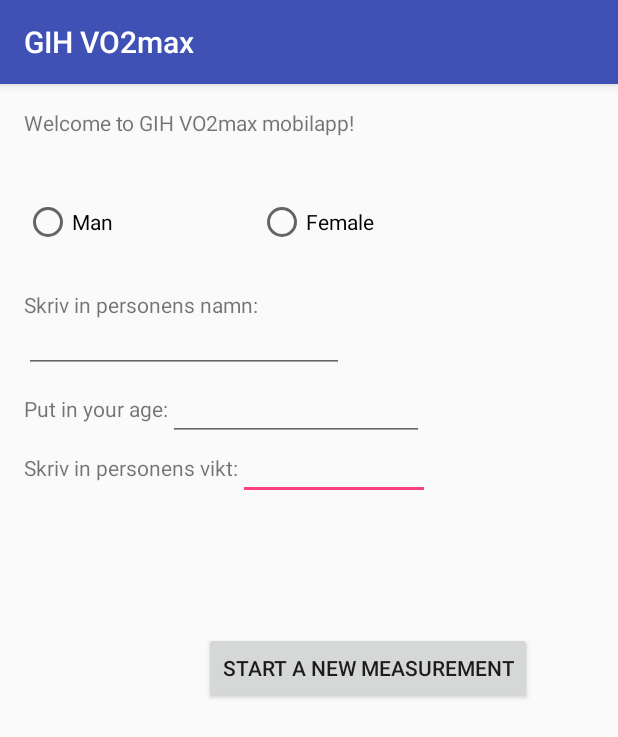
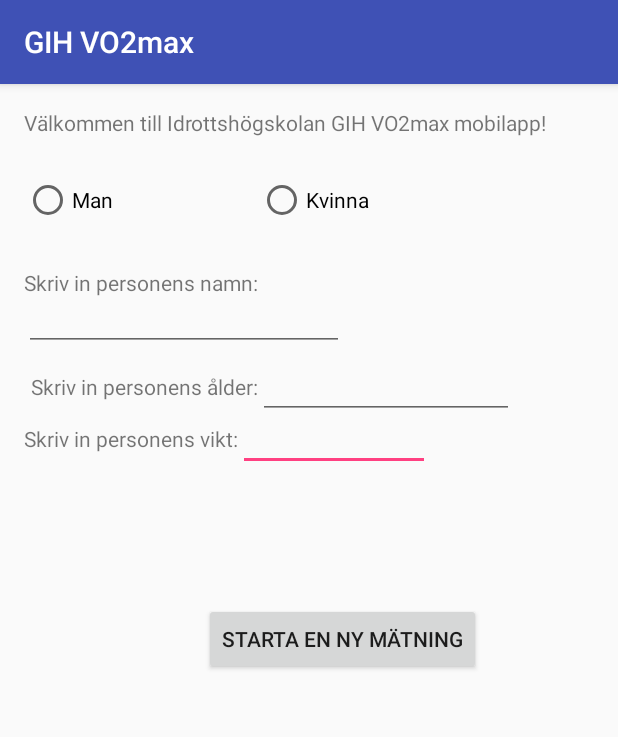
Before and after one commit to emahus91/VO2max, an Android app: the screen it shows after launch (MainActivity), on a phone screen of 412 x 824 dp. Shown: the top 737 px of the screen. Run offline under Robolectric (Android 15) with nearby library versions, the phone set to English and light mode, and no system bars.

Commit message:
Fixed the issue with global variables

```diff
--- a/app/src/main/java/com/example/sam/vo2max/MainActivity.java
+++ b/app/src/main/java/com/example/sam/vo2max/MainActivity.java
@@ -5,24 +5,44 @@
 import android.os.Bundle;
 import android.view.View;
 import android.widget.Button;
+import android.widget.EditText;
 
 public class MainActivity extends AppCompatActivity {
+
+    public final static String EXTRA_MESSAGE1 = "com.example.sam.vo2max.MESSAGE1";
+    public final static String EXTRA_MESSAGE2 = "com.example.sam.vo2max.MESSAGE2";
+    public final static String EXTRA_MESSAGE3 = "com.example.sam.vo2max.MESSAGE3";
 
     @Override
     protected void onCreate(Bundle savedInstanceState) {
         super.onCreate(savedInstanceState);
         setContentView(R.layout.activity_main);
 
-
-        Button NewMeasurement = (Button) findViewById(R.id.StartNewMeasurementID);
-        NewMeasurement.setOnClickListener(new View.OnClickListener() {
+        Button btnNewMeasurement = (Button) findViewById(R.id.StartNewMeasurementID);
+        btnNewMeasurement.setOnClickListener(new View.OnClickListener() {
 
             @Override
             public void onClick(View view) {
-                Intent intentone = new Intent(MainActivity.this, TheMeasurementActivity.class);
-                startActivity(intentone);
+                Intent intent = new Intent(MainActivity.this, TheMeasurementActivity.class);
+
+                EditText etName = (EditText) findViewById(R.id.NameEditTextID);
+                EditText etAge = (EditText) findViewById(R.id.AgeEditTextID);
+                EditText etWeight = (EditText) findViewById(R.id.WeightEditTextID);
+
+                String sMessage, sAge, sWeight;
+
+                sMessage = etName.getText().toString();
+                sAge = etAge.getText().toString();
+                sWeight = etWeight.getText().toString();
+
+                intent.putExtra(EXTRA_MESSAGE1, sMessage);
+                intent.putExtra(EXTRA_MESSAGE2, sAge);
+                intent.putExtra(EXTRA_MESSAGE3, sWeight);
+
+                startActivity(intent);
             }
         });
 
     }
+
 }
--- a/app/src/main/res/layout/activity_main.xml
+++ b/app/src/main/res/layout/activity_main.xml
@@ -9,17 +9,17 @@
     android:paddingRight="@dimen/activity_horizontal_margin"
     android:paddingTop="@dimen/activity_vertical_margin"
     tools:context="com.example.sam.vo2max.MainActivity">
+
     <TextView
         android:layout_width="wrap_content"
         android:layout_height="wrap_content"
         android:text="@string/greeting"
-        android:id="@+id/textView" />
+        android:id="@+id/GreetingTextViewID" />
 
     <Button
         android:text="@string/NewMeasurement"
         android:layout_width="wrap_content"
         android:layout_height="wrap_content"
-        android:layout_below="@+id/textView"
         android:layout_alignParentStart="true"
         android:layout_marginStart="120dp"
         android:layout_marginTop="330dp"
@@ -30,44 +30,27 @@
         android:layout_height="wrap_content"
         android:inputType="number"
         android:ems="6"
-        android:id="@+id/WeightEditText"
-        android:layout_alignBaseline="@+id/textView4"
-        android:layout_alignBottom="@+id/textView4"
-        android:layout_toEndOf="@+id/textView4" />
-
-    <TextView
-        android:text="@string/agetextview"
-        android:layout_width="wrap_content"
-        android:layout_height="wrap_content"
-        android:id="@+id/AgeTextView"
-        android:layout_above="@+id/textView4"
-        android:layout_alignParentStart="true"
-        android:layout_marginBottom="20dp" />
+        android:id="@+id/WeightEditTextID"
+        android:layout_alignBaseline="@+id/WeightTextViewID"
+        android:layout_alignBottom="@+id/AgeEditTextID"
+        android:layout_toEndOf="@+id/WeightTextViewID" />
 
     <RadioButton
         android:text="@string/radiobuttonman"
         android:layout_width="wrap_content"
         android:layout_height="wrap_content"
-        android:id="@+id/radioButton"
-        android:layout_alignBaseline="@+id/radioButton2"
-        android:layout_alignBottom="@+id/radioButton2"
+        android:id="@+id/radioButtonMaleID"
+        android:layout_alignBaseline="@+id/radioButtonFemaleID"
+        android:layout_alignBottom="@+id/radioButtonFemaleID"
         android:layout_toStartOf="@+id/editText" />
-
-    <TextView
-        android:text="@string/nametextview"
-        android:layout_width="wrap_content"
-        android:layout_height="wrap_content"
-        android:id="@+id/NameTextView"
-        android:layout_alignTop="@+id/NameEditText"
-        android:layout_alignParentStart="true" />
 
     <RadioButton
         android:text="@string/radiobuttonfemale"
         android:layout_width="wrap_content"
         android:layout_height="wrap_content"
-        android:id="@+id/radioButton2"
+        android:id="@+id/radioButtonFemaleID"
         android:layout_marginBottom="29dp"
-        android:layout_above="@+id/NameEditText"
+        android:layout_above="@+id/NameTextView"
         android:layout_toEndOf="@+id/NameTextView" />
 
     <EditText
@@ -75,7 +58,7 @@
         android:layout_height="wrap_content"
         android:inputType="number"
         android:ems="8"
-        android:id="@+id/AgeEditText"
+        android:id="@+id/AgeEditTextID"
         android:layout_alignBaseline="@+id/AgeTextView"
         android:layout_alignBottom="@+id/AgeTextView"
         android:layout_toEndOf="@+id/AgeTextView" />
@@ -85,19 +68,35 @@
         android:layout_height="wrap_content"
         android:inputType="textPersonName"
         android:padding="15dp"
-        android:text=""
         android:ems="10"
-        android:id="@+id/NameEditText"
+        android:id="@+id/NameEditTextID"
         android:layout_alignParentStart="true"
-        android:layout_above="@+id/AgeEditText" />
+        android:layout_above="@+id/AgeEditTextID" />
 
     <TextView
         android:text="@string/weighttextview"
         android:layout_width="wrap_content"
         android:layout_height="wrap_content"
-        android:id="@+id/textView4"
+        android:id="@+id/WeightTextViewID"
         android:layout_alignBottom="@+id/StartNewMeasurementID"
         android:layout_alignParentStart="true"
         android:layout_marginBottom="148dp" />
 
+    <TextView
+        android:text="@string/nametextview"
+        android:layout_width="wrap_content"
+        android:layout_height="wrap_content"
+        android:id="@+id/NameTextView"
+        android:layout_alignTop="@+id/NameEditTextID"
+        android:layout_alignParentStart="true" />
+
+    <TextView
+        android:text="@string/agetextviewstring"
+        android:layout_width="wrap_content"
+        android:layout_height="wrap_content"
+        android:id="@+id/AgeTextView"
+        android:layout_marginBottom="15dp"
+        android:layout_above="@+id/WeightTextViewID"
+        android:layout_alignEnd="@+id/NameTextView" />
+
 </RelativeLayout>
--- a/app/src/main/res/values/strings.xml
+++ b/app/src/main/res/values/strings.xml
@@ -1,11 +1,11 @@
 <resources>
     <string name="app_name">GIH VO2max</string>
-    <string name="greeting">Welcome to GIH VO2max mobilapp!</string>
-    <string name="NewMeasurement">Start a new measurement</string>
+    <string name="greeting">Välkommen till Idrottshögskolan GIH VO2max mobilapp!</string>
+    <string name="NewMeasurement">Starta en ny mätning</string>
     <string name="textview">Hello to world 2!</string>
-    <string name="agetextview">Put in your age:</string>
+    <string name="agetextviewstring">Skriv in personens ålder:</string>
     <string name="radiobuttonman">Man</string>
-    <string name="radiobuttonfemale">Female</string>
+    <string name="radiobuttonfemale">Kvinna</string>
     <string name="weighttextview">Skriv in personens vikt:</string>
     <string name="nametextview">Skriv in personens namn:</string>
 </resources>
```
Also changed, not shown: app/src/main/java/com/example/sam/vo2max/TheMeasurementActivity.java (+15 -1 lines), app/src/main/res/layout/activity_the_measurement.xml (+4 -6 lines).
